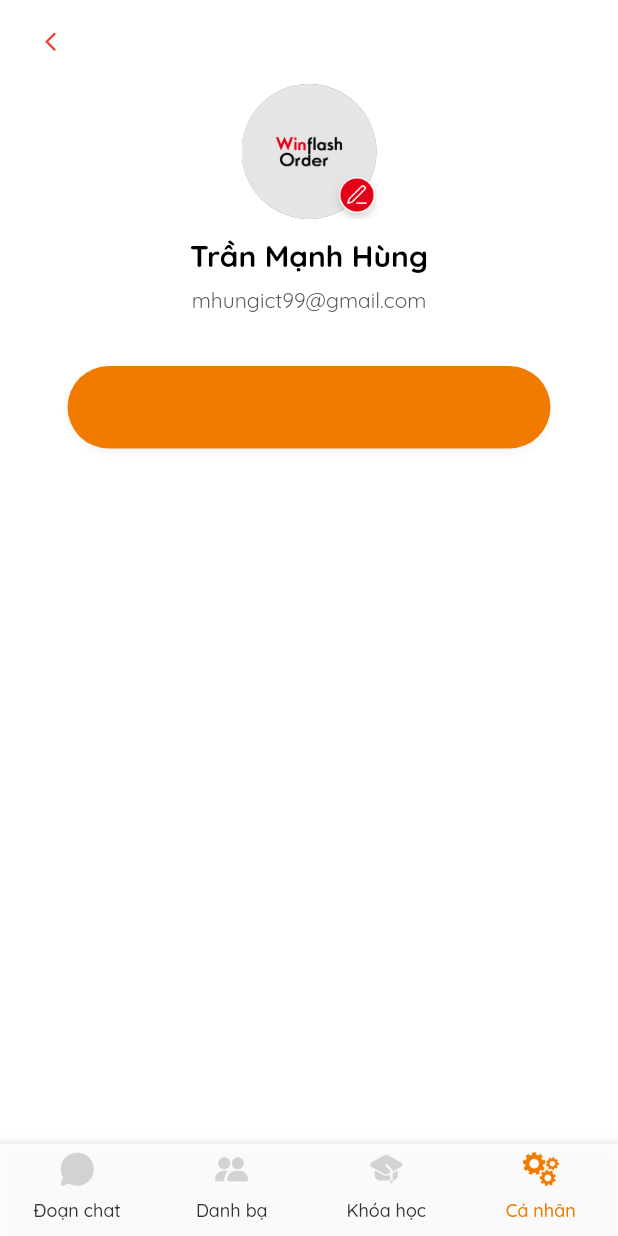
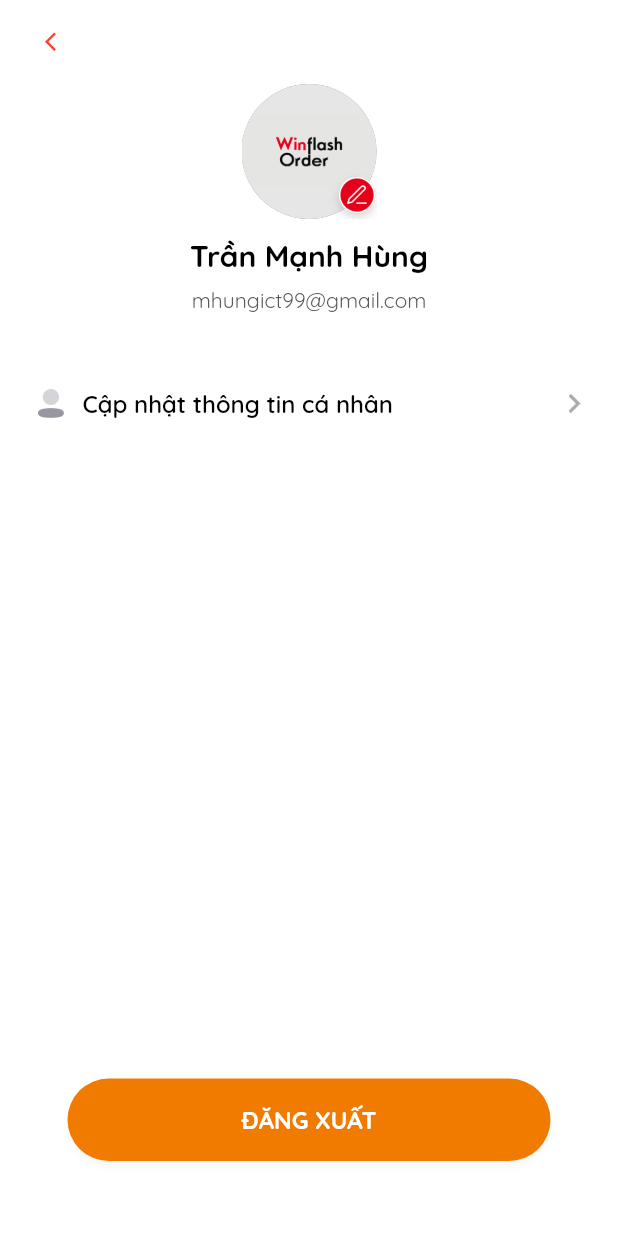
Before and after one commit to hungitytng99/chatbot-assitant-bill-fe, a Flutter app: the HomePage screen opened by its route, item 2 of the bottom bar chosen, after a tap on "Cá nhân", on a phone screen of 412 x 824 dp. Run offline on Flutter 3.47's test engine with Material 2 defaults, Android fonts, the phone set to English and light mode, and no system bars; drawn by our look-alikes of cached_network_image; our stand-ins replace better_player, bloc, connectivity_plus, dio, equatable, file_picker and 17 more; missing offline and left inert: multi_image_picker2, wechat_assets_picker; accounts and stored records are empty; generated files the repository leaves out were written again; network calls fail.

Commit message:
Add my profile config page

```diff
--- a/lib/common/app_images.dart
+++ b/lib/common/app_images.dart
@@ -26,4 +26,6 @@ class AppImages {
   static const icCloseNoBg = 'assets/images/ic_close_no_bg.png';
   static const icError = 'assets/images/ic_error.png';
   static const icSuccess = 'assets/images/ic_success.png';
+  static const icArrowRight = 'assets/images/ic_arrow_right_grey.png';
+  static const icUserGrey = 'assets/images/ic_user_grey.png';
 }
--- a/lib/ui/pages/homepage/home_page.dart
+++ b/lib/ui/pages/homepage/home_page.dart
@@ -244,8 +244,23 @@ class _HomePageState extends State<HomePage> {
                                 AppImages.icSettings,
                                 "Cá nhân",
                                 onPressed: () async {
-                                  _homeCubit.changePage(3);
-                                  pageController.jumpToPage(3);
+                                  // _homeCubit.changePage(3);
+                                  // pageController.jumpToPage(3);
+                                  Navigator.of(context).push(
+                                    MaterialPageRoute(
+                                      builder: (context) => MultiBlocProvider(
+                                        providers: [
+                                          BlocProvider.value(value: _homeCubit),
+                                          BlocProvider(
+                                            create: (context) {
+                                              return MyProfileCubit();
+                                            },
+                                          ),
+                                        ],
+                                        child: const MyProfilePage(),
+                                      ),
+                                    ),
+                                  );
                                 },
                                 isSelected:
                                     state.currentPage == 3 ? true : false,
--- a/lib/ui/pages/profile/my_profile/my_profile_page.dart
+++ b/lib/ui/pages/profile/my_profile/my_profile_page.dart
@@ -1,3 +1,5 @@
+import 'dart:io';
+
 import 'package:flutter/material.dart';
 import 'package:ihz_bql/blocs/app_cubit.dart';
 import 'package:ihz_bql/common/app_colors.dart';
@@ -10,6 +12,7 @@ import 'package:flutter_bloc/flutter_bloc.dart';
 import 'package:ihz_bql/ui/pages/profile/my_profile/my_profile_cubit.dart';
 import 'package:ihz_bql/ui/widgets/buttons/app_button.dart';
 import 'package:ihz_bql/utils/dialog_utils.dart';
+import 'package:ihz_bql/utils/flush_bar_utils.dart';
 
 class MyProfilePage extends StatefulWidget {
   const MyProfilePage();
@@ -73,7 +76,7 @@ class _MyProfilePageState extends State<MyProfilePage>
     return OTPLayout(
       // isShowBack: !(widget.redirectFromHomePage ?? true),
       body: SafeArea(
-        child: Container(
+        child: SizedBox(
           width: MediaQuery.of(context).size.width,
           child: Column(
             crossAxisAlignment: CrossAxisAlignment.center,
@@ -88,6 +91,17 @@ class _MyProfilePageState extends State<MyProfilePage>
               const SizedBox(
                 height: 35,
               ),
+              _buildSettingItem(
+                title: "Cập nhật thông tin cá nhân",
+                iconUrl: AppImages.icUserGrey,
+                onPressed: () async {
+                  print("Press");
+                },
+                rightSettingWidget: Image.asset(
+                  AppImages.icArrowRight,
+                ),
+              ),
+              const Expanded(child: SizedBox()),
               BlocConsumer<AppCubit, AppState>(
                 buildWhen: (previous, current) => true,
                 listener: (context, state) {
@@ -108,7 +122,7 @@ class _MyProfilePageState extends State<MyProfilePage>
                 builder: (context, state) {
                   return AppButton(
                     title: "Đăng xuất".toUpperCase(),
-                    textStyle: AppTextStyle.primaryS12Bold.copyWith(
+                    textStyle: AppTextStyle.whiteS14Bold.copyWith(
                       fontSize: 16,
                     ),
                     width: MediaQuery.of(context).size.width - 90,
@@ -120,8 +134,8 @@ class _MyProfilePageState extends State<MyProfilePage>
                   );
                 },
               ),
-              const SizedBox(
-                height: 100,
+              SizedBox(
+                height: Platform.isIOS ? 40 : 50,
               ),
             ],
           ),
@@ -214,6 +228,9 @@ class _MyProfilePageState extends State<MyProfilePage>
         onTap: () {
           onPressed();
         },
+        child: Container(
+          padding:
+              const EdgeInsets.only(top: 15, bottom: 20, right: 25, left: 25),
           child: Row(
             crossAxisAlignment: CrossAxisAlignment.center,
             children: [
@@ -221,7 +238,7 @@ class _MyProfilePageState extends State<MyProfilePage>
                 iconUrl,
                 width: 18,
               ),
-          SizedBox(
+              const SizedBox(
                 width: 12,
               ),
               Expanded(
@@ -239,6 +256,6 @@ class _MyProfilePageState extends State<MyProfilePage>
               )
             ],
           ),
-    );
+        ));
   }
 }
--- a/pubspec.yaml
+++ b/pubspec.yaml
@@ -187,6 +187,8 @@ flutter:
     - assets/images/ic_attach_image.png
     - assets/images/ic_close_no_bg.png
     - assets/images/ic_error.png
+    - assets/images/ic_arrow_right_grey.png
+    - assets/images/ic_user_grey.png
   fonts:
     - family: Quicksand
       fonts:
```
Also changed, not shown: assets/images/2.0x/ic_arrow_right_grey.png (added), assets/images/3.0x/ic_arrow_right_grey.png (added), assets/images/3.0x/ic_user_grey.png (added). Lines whose indentation alone changed are shown as unchanged.
